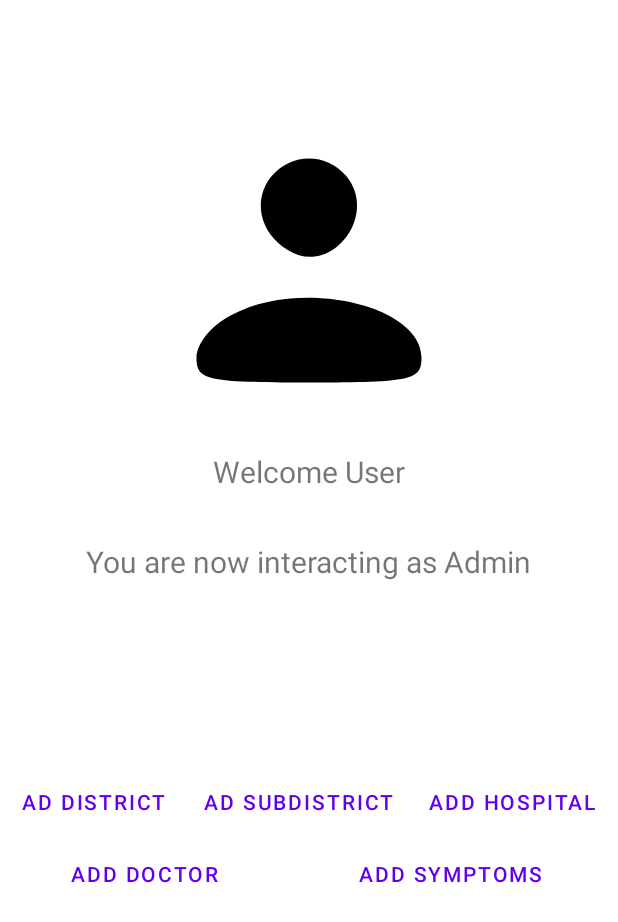
After one commit to Nobabkh/EasyMediLife, an Android app: the layout welcomeadminpanel.xml on its own in the app's theme, with its tools: preview values and no code run, on a phone screen of 412 x 824 dp. The commit adds this screen. Shown: the top 922 px of the screen. Run offline under Robolectric (Android 15) with nearby library versions, the phone set to English and light mode, and no system bars.

Commit message:
admin welcome page

```diff
--- a/app/src/main/AndroidManifest.xml
+++ b/app/src/main/AndroidManifest.xml
@@ -18,9 +18,6 @@
         android:usesCleartextTraffic="true"
         tools:targetApi="31">
         <activity
-            android:name=".Registerpage2"
-            android:exported="false" />
-        <activity
             android:name=".AddDistrict"
             android:exported="false" />
         <activity
--- a/app/src/main/java/com/aoop_p/easymedilife/AddDistrict.java
+++ b/app/src/main/java/com/aoop_p/easymedilife/AddDistrict.java
@@ -36,11 +36,12 @@ public class AddDistrict extends AppCompatActivity {
         adsubd.setOnClickListener(view -> addsubdis());
     }
     String dist, subdis;
+    ArrayList<String> districts;
     void addsubdis()
     {
         setContentView(R.layout.activity_add_subdis);
-        ArrayList<String> districts = db.getdistrict();
-        Spinner spinner = findViewById(R.id.spinner);
+        districts = db.getdistrict();
+        Spinner spinner = findViewById(R.id.spinnerdis);
         ArrayAdapter<String> arrayAdapter = new ArrayAdapter<>(this, android.R.layout.simple_spinner_item, districts);
         arrayAdapter.setDropDownViewResource(android.R.layout.simple_spinner_dropdown_item);
         spinner.setAdapter(arrayAdapter);
--- a/app/src/main/java/com/aoop_p/easymedilife/Login.java
+++ b/app/src/main/java/com/aoop_p/easymedilife/Login.java
@@ -19,10 +19,13 @@ public class Login extends AppCompatActivity {
     protected void onCreate(Bundle savedInstanceState) {
         super.onCreate(savedInstanceState);
         setContentView(R.layout.activity_login);
+
+
         StrictMode.ThreadPolicy policy = new StrictMode.ThreadPolicy.Builder().permitAll().build();
         StrictMode.setThreadPolicy(policy);
         db = new DBManager();
         checkconnectionandupdate();
+        startActivity(new Intent(Login.this, Registration.class));/*
         Button bt = findViewById(R.id.button);
         bt.setOnClickListener(view -> {
             EditText mail = findViewById(R.id.editTextTextEmailAddress);
@@ -35,7 +38,8 @@ public class Login extends AppCompatActivity {
             {
                 Toast.makeText(Login.this, "Failed to login", Toast.LENGTH_SHORT).show();
             }
-        });
+        });*/
+
 
     }
 
--- a/app/src/main/java/com/aoop_p/easymedilife/dbmanager/DBManager.java
+++ b/app/src/main/java/com/aoop_p/easymedilife/dbmanager/DBManager.java
@@ -1,5 +1,6 @@
 package com.aoop_p.easymedilife.dbmanager;
 
+import android.util.Log;
 import android.widget.ArrayAdapter;
 
 import java.io.BufferedReader;
@@ -232,6 +233,7 @@ public class DBManager {
             while((line = read.readLine()) != null)
             {
                 dist.add(line);
+                Log.i("errormes", line);
             }
             read.close();
             in.close();
@@ -322,12 +324,13 @@ public class DBManager {
             while((line = read.readLine()) != null)
             {
                 fullline.add(line);
+                Log.i("errormes", line);
             }
             read.close();
             in.close();
         }
         catch (Exception e) {
-            // TODO: handle exception
+            Log.i("errormes", "connection failed");
         }
 
         return fullline;
--- a/app/src/main/res/layout/activity_add_subdis.xml
+++ b/app/src/main/res/layout/activity_add_subdis.xml
@@ -18,7 +18,7 @@
         app:layout_constraintVertical_bias="0.00999999" />
 
     <Spinner
-        android:id="@+id/spinner"
+        android:id="@+id/spinnerdis"
         android:layout_width="249dp"
         android:layout_height="59dp"
         android:dropDownWidth="wrap_content"
--- /dev/null
+++ b/app/src/main/res/layout/welcomeadminpanel.xml
@@ -0,0 +1,106 @@
+<?xml version="1.0" encoding="utf-8"?>
+<androidx.constraintlayout.widget.ConstraintLayout xmlns:android="http://schemas.android.com/apk/res/android"
+    xmlns:app="http://schemas.android.com/apk/res-auto"
+    xmlns:tools="http://schemas.android.com/tools"
+    android:layout_width="match_parent"
+    android:layout_height="match_parent">
+
+    <ImageView
+        android:id="@+id/imageView"
+        android:layout_width="200dp"
+        android:layout_height="200dp"
+        android:contentDescription="@string/Welcome"
+        app:layout_constraintBottom_toBottomOf="parent"
+        app:layout_constraintEnd_toEndOf="parent"
+        app:layout_constraintStart_toStartOf="parent"
+        app:layout_constraintTop_toTopOf="parent"
+        app:layout_constraintVertical_bias="0.128"
+        app:srcCompat="@drawable/ic__user" />
+
+    <TextView
+        android:id="@+id/textView6"
+        android:layout_width="wrap_content"
+        android:layout_height="wrap_content"
+        android:text="@string/Welcome"
+        android:textSize="20sp"
+        app:layout_constraintBottom_toBottomOf="parent"
+        app:layout_constraintEnd_toEndOf="parent"
+        app:layout_constraintStart_toStartOf="parent"
+        app:layout_constraintTop_toBottomOf="@+id/imageView"
+        app:layout_constraintVertical_bias="0.04000002" />
+
+    <TextView
+        android:id="@+id/textView7"
+        android:layout_width="wrap_content"
+        android:layout_height="wrap_content"
+        android:text="@string/admin"
+        android:textSize="20sp"
+        app:layout_constraintBottom_toBottomOf="parent"
+        app:layout_constraintEnd_toEndOf="parent"
+        app:layout_constraintStart_toStartOf="parent"
+        app:layout_constraintTop_toBottomOf="@+id/textView6"
+        app:layout_constraintVertical_bias="0.06999999" />
+
+    <TableLayout
+        android:layout_width="408dp"
+        android:layout_height="313dp"
+        app:layout_constraintBottom_toBottomOf="parent"
+        app:layout_constraintEnd_toEndOf="parent"
+        app:layout_constraintHorizontal_bias="0.333"
+        app:layout_constraintStart_toStartOf="parent"
+        app:layout_constraintTop_toBottomOf="@+id/textView7"
+        app:layout_constraintVertical_bias="1.0">
+
+        <TableRow
+            android:layout_width="match_parent"
+            android:layout_height="match_parent" >
+
+            <Button
+                android:id="@+id/button6"
+                android:layout_weight="1"
+                android:layout_width="wrap_content"
+                android:layout_height="wrap_content"
+                android:text="@string/add_dis"
+                style="?android:attr/buttonBarButtonStyle" />
+
+            <Button
+                android:id="@+id/button7"
+                android:layout_weight="1"
+                android:layout_width="wrap_content"
+                android:layout_height="wrap_content"
+                android:text="@string/add_subdis"
+                style="?android:attr/buttonBarButtonStyle" />
+
+            <Button
+                android:id="@+id/button8"
+                android:layout_weight="1"
+                android:layout_width="wrap_content"
+                android:layout_height="wrap_content"
+                android:text="@string/addhos"
+                style="?android:attr/buttonBarButtonStyle" />
+
+        </TableRow>
+
+        <TableRow
+            android:layout_width="match_parent"
+            android:layout_height="match_parent" >
+
+            <Button
+                android:id="@+id/button9"
+                android:layout_weight="1"
+                android:layout_width="wrap_content"
+                android:layout_height="wrap_content"
+                android:text="@string/adddoctor"
+                style="?android:attr/buttonBarButtonStyle" />
+
+            <Button
+                android:id="@+id/button10"
+                android:layout_weight="1"
+                android:layout_width="wrap_content"
+                android:layout_height="wrap_content"
+                android:text="@string/addsymp"
+                style="?android:attr/buttonBarButtonStyle" />
+        </TableRow>
+
+    </TableLayout>
+</androidx.constraintlayout.widget.ConstraintLayout>
--- a/app/src/main/res/values/strings.xml
+++ b/app/src/main/res/values/strings.xml
@@ -9,6 +9,8 @@
     <string name="pass">password</string>
     <string name="login">Login</string>
     <string name="register">Register</string>
+    <string name="Welcome">Welcome User</string>
+    <string name="admin">You are now interacting as Admin</string>
 
     <string name="action_settings">Settings</string>
     <string-array name="arr">
@@ -27,6 +29,9 @@
     <string name="address">Address</string>
     <string name="app_slogan">Hope To Make Things Easy</string>
     <string name="adhint">Ex Ibrahim road</string>
+    <string name="addhos">Add Hospital</string>
+    <string name="adddoctor">Add Doctor</string>
+    <string name="addsymp">Add symptoms</string>
 
 
 </resources>
```
Also changed, not shown: app/src/main/java/com/aoop_p/easymedilife/Registerpage2.java (deleted, +0 -41 lines), app/src/main/java/com/aoop_p/easymedilife/Registration.java (+90 -0 lines), app/src/main/res/layout/activity_registerpage2.xml (+3 -4 lines).
